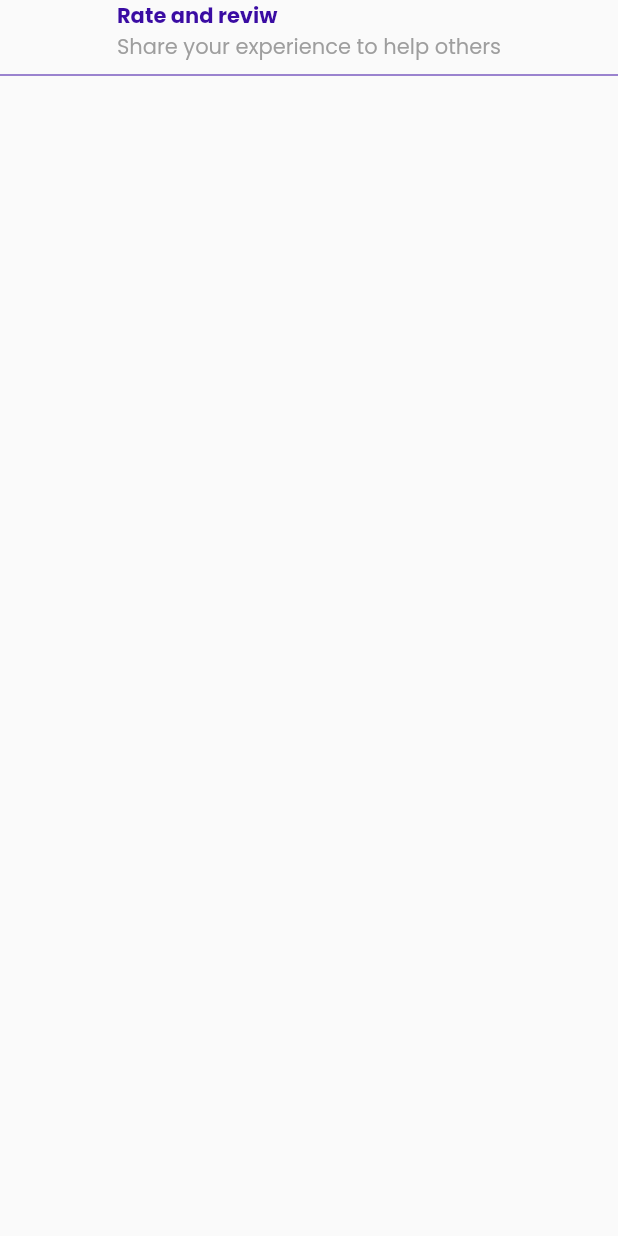
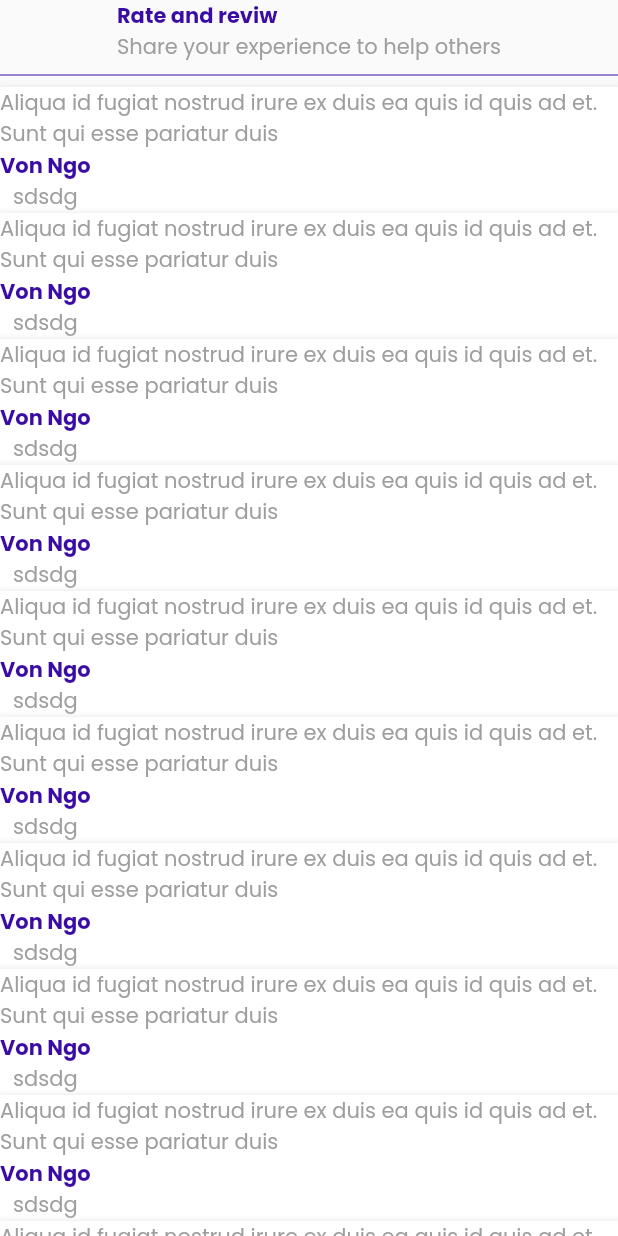
Before and after one commit to nermeen841/travel, a Flutter app: what reviews() shows on an empty page, opened directly with empty values, on a phone screen of 412 x 824 dp. Run offline on Flutter 3.47's test engine with Material 2 defaults, Android fonts, the phone set to English and light mode, and no system bars; our stand-ins replace curved_navigation_bar, flutter_rating_bar, font_awesome_flutter, google_maps_flutter, smooth_page_indicator; missing offline and left inert: flutter_card_swipper, flutter_polyline_points; network calls fail.

Commit message:
home edit

```diff
--- a/lib/presentation/screens/detail/componnent/componnent.dart
+++ b/lib/presentation/screens/detail/componnent/componnent.dart
@@ -167,14 +167,17 @@ Widget details({required double h, required double w}) {
 ///////////////////////////////////////////////////////////////////////////////////
 
 Widget reviews({required double h, required double w, required context}) {
-  return Column(
+  return SingleChildScrollView(
+    child: Column(
       crossAxisAlignment: CrossAxisAlignment.center,
       mainAxisAlignment: MainAxisAlignment.start,
       children: [
         InkWell(
           onTap: () {
-          Navigator.push(context,
-              MaterialPageRoute(builder: (context) => const AddReviewScreen()));
+            Navigator.push(
+                context,
+                MaterialPageRoute(
+                    builder: (context) => const AddReviewScreen()));
           },
           child: Row(
             crossAxisAlignment: CrossAxisAlignment.center,
@@ -233,11 +236,9 @@ Widget reviews({required double h, required double w, required context}) {
             color: MyColors.mainColor,
           ),
         ),
-      SizedBox(
-        height: h * 0.7,
-        child: ListView.builder(
+        ListView.builder(
             shrinkWrap: true,
-            primary: true,
+            primary: false,
             itemBuilder: (context, index) => Container(
                   margin: EdgeInsets.all(w * 0.02),
                   padding: EdgeInsets.symmetric(
@@ -318,7 +319,7 @@ Widget reviews({required double h, required double w, required context}) {
                   ),
                 ),
             itemCount: 10),
+      ],
     ),
-    ],
   );
 }
--- a/lib/presentation/screens/layout/bottomNave.dart
+++ b/lib/presentation/screens/layout/bottomNave.dart
@@ -60,7 +60,7 @@ class _BottomNaveState extends State<BottomNave> {
         letIndexChange: (index) => true,
         // elevation: 0.0,
         // currentIndex: currentIndex,
-        backgroundColor: Colors.white,
+        backgroundColor: Colors.transparent,
         // selectedItemColor: MyColors.mainColor,
         // unselectedItemColor: MyColors.unslectedIconColor,
         // showSelectedLabels: false,
--- a/lib/presentation/screens/map/map_track.dart
+++ b/lib/presentation/screens/map/map_track.dart
@@ -2,6 +2,7 @@
 
 import 'package:flutter/material.dart';
 import 'package:flutter_polyline_points/flutter_polyline_points.dart';
+import 'package:font_awesome_flutter/font_awesome_flutter.dart';
 import 'package:google_maps_flutter/google_maps_flutter.dart';
 import 'package:travel/constants/colors.dart';
 
@@ -252,7 +253,7 @@ class _MapTrackScreenState extends State<MapTrackScreen> {
                     ),
                     child: const Center(
                       child: Icon(
-                        Icons.send,
+                        FontAwesomeIcons.locationArrow,
                         color: Colors.white,
                       ),
                     ),
--- a/lib/presentation/widgets/home_widgets/recommended.dart
+++ b/lib/presentation/widgets/home_widgets/recommended.dart
@@ -15,7 +15,7 @@ class _RecommendedSectionState extends State<RecommendedSection> {
     double h = MediaQuery.of(context).size.height;
     double w = MediaQuery.of(context).size.width;
     return SizedBox(
-      height: h * 0.22,
+      height: h * 0.2,
       child: ListView.builder(
           shrinkWrap: true,
           scrollDirection: Axis.horizontal,
@@ -45,7 +45,7 @@ class _RecommendedSectionState extends State<RecommendedSection> {
                   ),
                   child: Padding(
                     padding: EdgeInsets.only(
-                        top: h * 0.13, left: w * 0.02, right: w * 0.02),
+                        top: h * 0.1, left: w * 0.02, right: w * 0.02),
                     child: Align(
                       alignment: Alignment.bottomLeft,
                       child: Column(
```
Also changed, not shown: lib/presentation/screens/detail/detail.dart (+6 -2 lines), lib/presentation/screens/favourite/componnent/componnent.dart (+5 -5 lines), lib/presentation/screens/home/componnent/componnent.dart (+4 -4 lines). Lines whose indentation alone changed are shown as unchanged.
